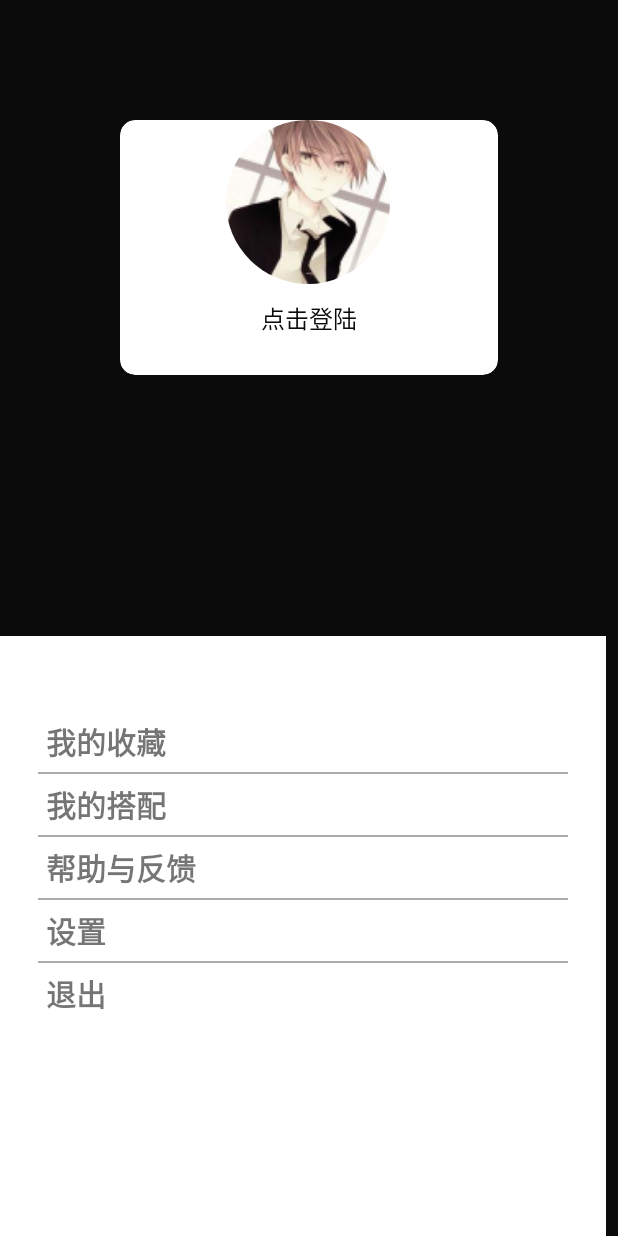
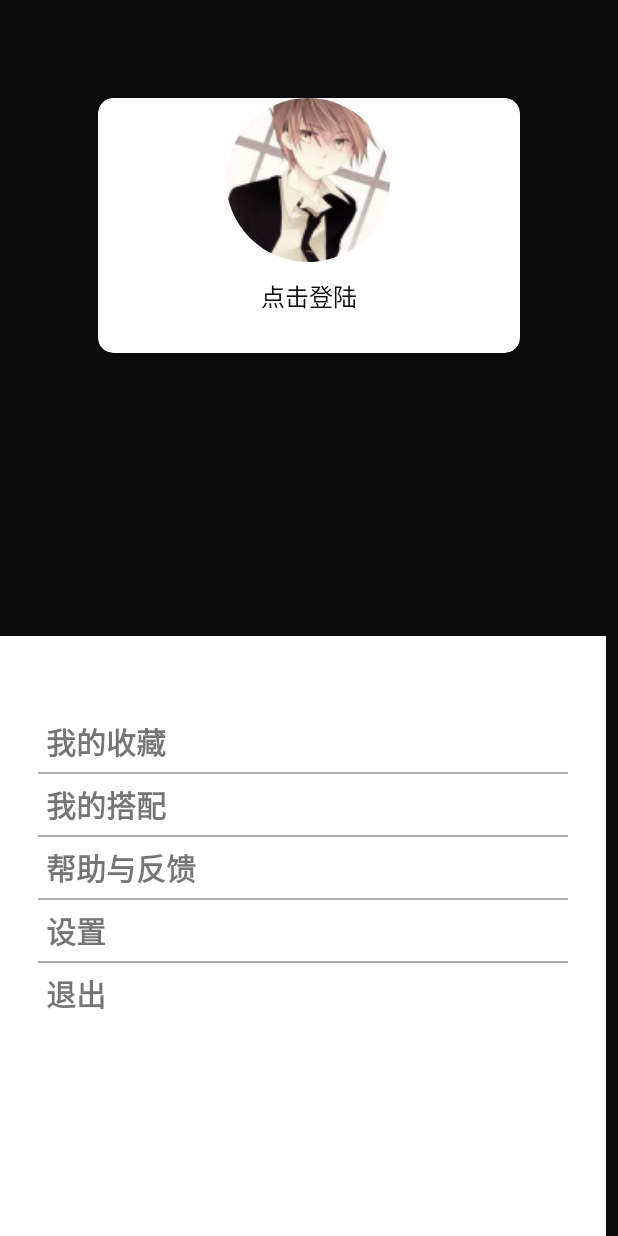
Before and after one commit to ClayTan926/YiShow, an Android app: the fragment PersonFragment shown on its own in the app's theme, on a phone screen of 412 x 824 dp. Run offline under Robolectric (Android 15) with nearby library versions, the phone set to English and light mode, and no system bars; our stand-ins replace ButterKnife, CircleImageView.

Commit message:
测量模块更新

```diff
--- a/app/src/main/java/cn/tzl/yishow/ShowDataActivity.java
+++ b/app/src/main/java/cn/tzl/yishow/ShowDataActivity.java
@@ -13,7 +13,6 @@ public class ShowDataActivity extends AppCompatActivity {
     private String weight;
     private String height;
     private SharedPreferences sp_data;
-
     @Override
     protected void onCreate(Bundle savedInstanceState) {
         super.onCreate(savedInstanceState);
@@ -21,7 +20,6 @@ public class ShowDataActivity extends AppCompatActivity {
         getData();
 
     }
-
     private void getData(){
         sp_data=this.getSharedPreferences("BodyData",MODE_PRIVATE);
         gender=this.getIntent().getStringExtra("gender");
--- a/app/src/main/res/layout/fragment_person.xml
+++ b/app/src/main/res/layout/fragment_person.xml
@@ -16,7 +16,7 @@
         android:layout_marginStart="28dp"
         app:cardCornerRadius="10dp"
         android:layout_alignParentTop="true"
-        android:layout_margin="80dp">
+        android:layout_margin="65dp">
 
         <LinearLayout
             android:layout_width="match_parent"
```
